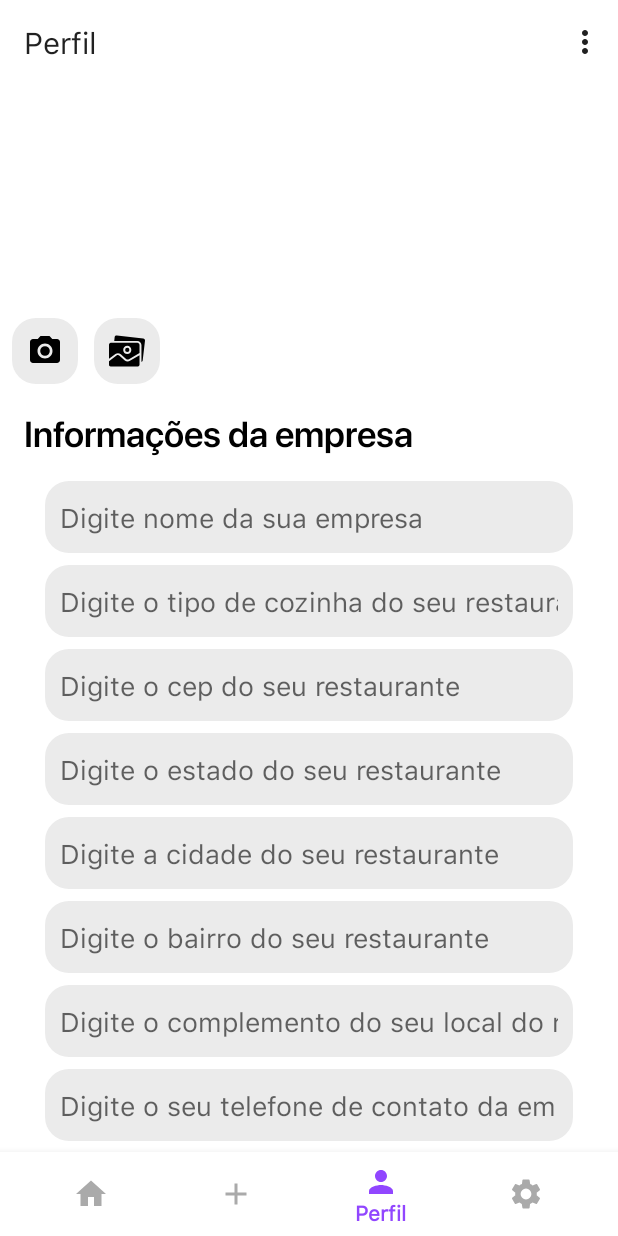
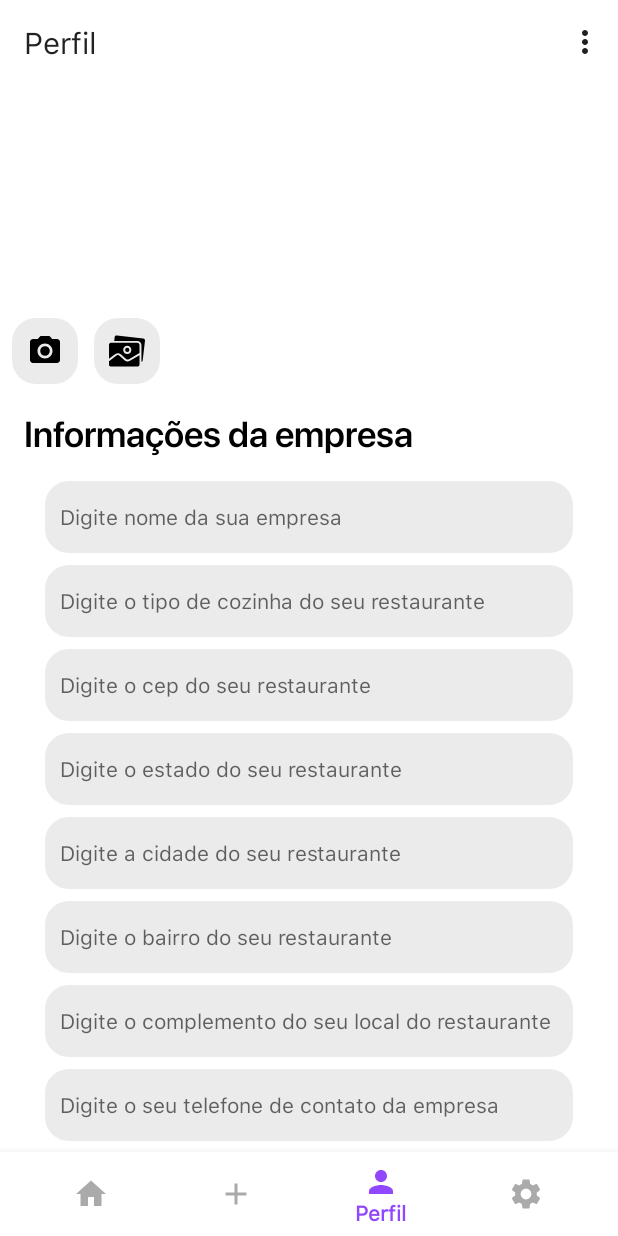
Before and after one commit to gleysonabreu/CardapiosEmpresa, an Android app: the screen it shows after launch once a user with an empty profile is signed in (MainActivity), item 3 of the bottom bar chosen, on a phone screen of 412 x 824 dp. Run offline under Robolectric (Android 15) with nearby library versions, the phone set to English and light mode, and no system bars; our stand-ins replace Firebase (no records; nobody signed in at launch, a user with empty details on screens opened directly); 2 statements that could not run were skipped.

Commit message:
Ajustes no design e correções de bugs

```diff
--- a/app/src/main/res/layout/fragment_add_cardapio.xml
+++ b/app/src/main/res/layout/fragment_add_cardapio.xml
@@ -97,6 +97,7 @@
             android:backgroundTint="@android:color/black"
             android:text="@string/addCategory"
             android:textColor="@android:color/white"
+            android:textSize="14sp"
             app:layout_constraintBottom_toTopOf="@+id/editTextNameProduct"
             app:layout_constraintEnd_toEndOf="parent"
             app:layout_constraintHorizontal_bias="0.5"
@@ -116,6 +117,7 @@
             android:hint="@string/nameProduct"
             android:inputType="textPersonName"
             android:padding="10dp"
+            android:textSize="14sp"
             app:layout_constraintBottom_toTopOf="@+id/editTextDescriptionProduct"
             app:layout_constraintEnd_toEndOf="parent"
             app:layout_constraintHorizontal_bias="0.5"
@@ -135,6 +137,7 @@
             android:hint="@string/priceProduct"
             android:inputType="number|numberDecimal"
             android:padding="12dp"
+            android:textSize="14sp"
             app:layout_constraintBottom_toTopOf="@+id/editTextDisccountProduct"
             app:layout_constraintEnd_toEndOf="parent"
             app:layout_constraintHorizontal_bias="0.5"
@@ -154,6 +157,7 @@
             android:hint="@string/descriptionProduct"
             android:inputType="textPersonName"
             android:padding="12dp"
+            android:textSize="14sp"
             app:layout_constraintBottom_toTopOf="@+id/editTextPriceProduct"
             app:layout_constraintEnd_toEndOf="parent"
             app:layout_constraintHorizontal_bias="0.5"
@@ -210,6 +214,7 @@
             android:hint="@string/disccount"
             android:inputType="number|numberDecimal"
             android:padding="10dp"
+            android:textSize="14sp"
             app:layout_constraintBottom_toTopOf="@+id/buttonOpenGallery"
             app:layout_constraintEnd_toEndOf="parent"
             app:layout_constraintHorizontal_bias="0.5"
--- a/app/src/main/res/layout/fragment_profile.xml
+++ b/app/src/main/res/layout/fragment_profile.xml
@@ -79,6 +79,7 @@
             android:hint="@string/empresa"
             android:inputType="textPersonName"
             android:padding="10dp"
+            android:textSize="14sp"
             app:layout_constraintBottom_toTopOf="@+id/editTextTypeKitchenEdit"
             app:layout_constraintEnd_toEndOf="parent"
             app:layout_constraintHorizontal_bias="0.5"
@@ -99,6 +100,7 @@
             android:hint="@string/tipoCozinha"
             android:inputType="textPersonName"
             android:padding="10dp"
+            android:textSize="14sp"
             app:layout_constraintBottom_toTopOf="@+id/editTextZipCodeEdit"
             app:layout_constraintEnd_toEndOf="parent"
             app:layout_constraintHorizontal_bias="0.5"
@@ -119,6 +121,7 @@
             android:hint="@string/cep"
             android:inputType="number"
             android:padding="10dp"
+            android:textSize="14sp"
             app:layout_constraintBottom_toTopOf="@+id/editTextStateEdit"
             app:layout_constraintEnd_toEndOf="parent"
             app:layout_constraintHorizontal_bias="0.5"
@@ -139,6 +142,7 @@
             android:hint="@string/estado"
             android:inputType="textPersonName"
             android:padding="10dp"
+            android:textSize="14sp"
             app:layout_constraintBottom_toTopOf="@+id/editTextCityEdit"
             app:layout_constraintEnd_toEndOf="parent"
             app:layout_constraintHorizontal_bias="0.5"
@@ -159,6 +163,7 @@
             android:hint="@string/cidade"
             android:inputType="textPersonName"
             android:padding="10dp"
+            android:textSize="14sp"
             app:layout_constraintBottom_toTopOf="@+id/editTextNeighborhoodEdit"
             app:layout_constraintEnd_toEndOf="parent"
             app:layout_constraintHorizontal_bias="0.5"
@@ -179,6 +184,7 @@
             android:hint="@string/bairro"
             android:inputType="textPersonName"
             android:padding="10dp"
+            android:textSize="14sp"
             app:layout_constraintBottom_toTopOf="@+id/editTextComplementEdit"
             app:layout_constraintEnd_toEndOf="parent"
             app:layout_constraintHorizontal_bias="0.5"
@@ -199,6 +205,7 @@
             android:hint="@string/complemento"
             android:inputType="textPersonName"
             android:padding="10dp"
+            android:textSize="14sp"
             app:layout_constraintBottom_toTopOf="@+id/editTextPhoneEdit"
             app:layout_constraintEnd_toEndOf="parent"
             app:layout_constraintHorizontal_bias="0.5"
@@ -219,6 +226,7 @@
             android:hint="@string/telefone"
             android:inputType="phone"
             android:padding="10dp"
+            android:textSize="14sp"
             app:layout_constraintBottom_toTopOf="@+id/buttonUpdateCompany"
             app:layout_constraintEnd_toEndOf="parent"
             app:layout_constraintHorizontal_bias="0.5"
@@ -238,6 +246,7 @@
             android:backgroundTint="@color/colorSplash"
             android:text="@string/updateText"
             android:textColor="@android:color/white"
+            android:textSize="14sp"
             app:layout_constraintBottom_toBottomOf="parent"
             app:layout_constraintEnd_toEndOf="parent"
             app:layout_constraintHorizontal_bias="0.5"
```
Also changed, not shown: app/src/main/res/drawable/card.xml (added, +10 -0 lines), app/src/main/res/layout/activity_edit_menu.xml (+10 -3 lines), app/src/main/res/layout/activity_login.xml (+5 -2 lines), app/src/main/res/layout/activity_singup.xml (+8 -0 lines), app/src/main/res/layout/fragment_home.xml (+11 -0 lines), app/src/main/res/layout/itens_cardapio.xml (+9 -8 lines).
